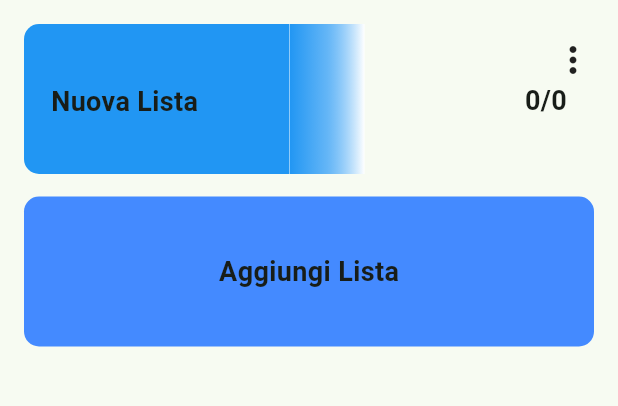
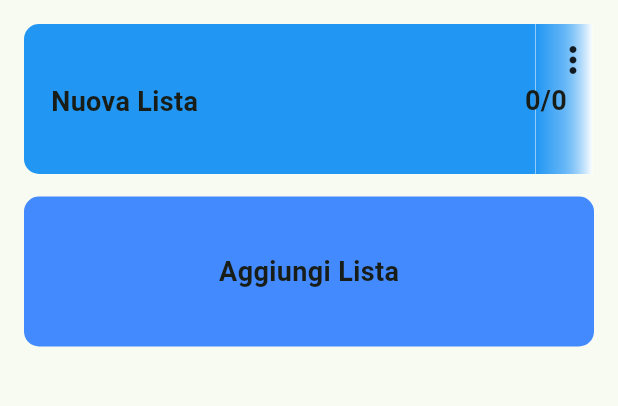
Before and after one commit to E-d-o/FoodPlan, a Flutter app: the screen it shows after launch, on a phone screen of 412 x 824 dp, the part 84-490 px from its top. Run offline on Flutter 3.47's test engine with Material 3 defaults, Android fonts, the phone set to English and light mode, and no system bars.

Commit message:
fixed gradient width and ink on threedots in mainlist

```diff
--- a/lib/components/custom_progress_indicator.dart
+++ b/lib/components/custom_progress_indicator.dart
@@ -1,4 +1,5 @@
 import 'package:flutter/material.dart';
+import 'package:foodplan/notifiers/main_list_manager.dart';
 import 'package:foodplan/notifiers/single_list_manager.dart';
 import 'package:foodplan/pages/single_list_page.dart';
 import 'package:provider/provider.dart';
@@ -9,18 +10,30 @@ class CustomProgressIndicator extends StatelessWidget {
     required this.borderRadius,
     required this.height,
     required this.manager,
+    required this.id,
   });
   final double borderRadius;
   final double height;
-  final double progress = 0.6;
-  final double blurWidth = 50;
+  final String id;
   final SingleListManager manager;
+  final double percentageBlurToNonBlur = 0.1;
 
   @override
   Widget build(BuildContext context) {
+    MainListManager mainManager = context.watch<MainListManager>();
+    print(mainManager.getListProgress(id));
+    double progress =
+        1; //problema di gestione della larghezza della progress bar, in totale deve fare progress, (Container+Gradient)=parent*progress
+
     return LayoutBuilder(
       builder: (context, constraints) {
         final double parentWidth = constraints.maxWidth;
+        double progressBarTotalWidth = progress * parentWidth;
+        double progressBarBlurWidth =
+            progressBarTotalWidth * percentageBlurToNonBlur;
+        double progressBarWidth =
+            progressBarTotalWidth * (1 - percentageBlurToNonBlur);
+
         return Stack(
           children: [
             Container(
@@ -33,7 +46,7 @@ class CustomProgressIndicator extends StatelessWidget {
 
             Container(
               height: height,
-              width: parentWidth * progress - blurWidth,
+              width: progressBarWidth,
               decoration: BoxDecoration(
                 color: Colors.blue,
                 borderRadius: BorderRadius.only(
@@ -42,29 +55,7 @@ class CustomProgressIndicator extends StatelessWidget {
                 ),
               ),
             ),
-            Positioned(
-              left: parentWidth * progress - blurWidth - 1,
-              child: ShaderMask(
-                shaderCallback: (bounds) {
-                  return LinearGradient(
-                    colors: [
-                      Colors.blue.withValues(alpha: 1),
-                      Colors.blue.withValues(alpha: 0.7),
-                      Colors.white,
-                    ],
-                    stops: [0.0, 0.5, 1],
-                    begin: Alignment.centerLeft,
-                    end: Alignment.centerRight,
-                  ).createShader(bounds);
-                },
-                blendMode: BlendMode.srcATop,
-                child: Container(
-                  width: blurWidth,
-                  height: height,
-                  color: Colors.white,
-                ),
-              ),
-            ),
+            blurProgress(progressBarWidth, progressBarBlurWidth),
             Material(
               color: Colors.transparent,
               child: InkResponse(
@@ -92,4 +83,46 @@ class CustomProgressIndicator extends StatelessWidget {
       },
     );
   }
+
+  Positioned blurProgress(
+    double progressBarWidth,
+    double progressBarBlurWidth,
+  ) {
+    return Positioned(
+      left: progressBarWidth - 1,
+      child: ShaderMask(
+        shaderCallback: (bounds) {
+          return LinearGradient(
+            colors: [
+              Colors.blue.withValues(alpha: 1),
+              Colors.blue.withValues(alpha: 0.7),
+              Colors.white,
+            ],
+            stops: [0.0, 0.5, 1],
+            begin: Alignment.centerLeft,
+            end: Alignment.centerRight,
+          ).createShader(bounds);
+        },
+        blendMode: BlendMode.srcATop,
+        child: Container(
+          width: progressBarBlurWidth,
+          height: height,
+          color: Colors.white,
+        ),
+      ),
+    );
+  }
+
+  double calculateProgressBarWidth(
+    double parentWidth,
+    double progress,
+    double blurWidthMultiplier,
+  ) {
+    double idealWidth = parentWidth * (progress - blurWidthMultiplier);
+    if (idealWidth <= 0) {
+      return 0.0;
+    } else {
+      return idealWidth;
+    }
+  }
 }
--- a/lib/components/mainlist.dart
+++ b/lib/components/mainlist.dart
@@ -54,6 +54,7 @@ class _MainListState extends State<MainList> {
             borderRadius: borderRadius,
             height: boxHeight,
             manager: singleListManager,
+            id: widget.id,
           ),
           Column(
             mainAxisAlignment: MainAxisAlignment.start,
@@ -87,8 +88,15 @@ class _MainListState extends State<MainList> {
     );
   }
 
-  InkWell listSetting(BuildContext context) {
-    return InkWell(
+  Material listSetting(BuildContext context) {
+    double inkBorderRadius = 5;
+    return Material(
+      color: Colors.transparent,
+      child: InkResponse(
+        splashColor: Colors.redAccent,
+        highlightShape: BoxShape.rectangle,
+        borderRadius: BorderRadius.circular(inkBorderRadius),
+        containedInkWell: true,
         onTap: () {
           final listManager = Provider.of<MainListManager>(
             context,
@@ -110,6 +118,7 @@ class _MainListState extends State<MainList> {
           );
         },
         child: Icon(Icons.more_vert, size: 28),
+      ),
     );
   }
 }
--- a/lib/myclasses/main_list_properties.dart
+++ /dev/null
@@ -1,36 +0,0 @@
-import 'package:foodplan/myclasses/main_list_property.dart';
-
-class MainListProperties {
-  MainListProperties({required this.title});
-
-  String title;
-
-  bool hasProperty(MainListProperty property) {
-    switch (property) {
-      case MainListProperty.title:
-        return true;
-      default:
-        return false;
-    }
-  }
-
-  void setProperty(MainListProperty property, dynamic value) {
-    switch (property) {
-      case MainListProperty.title:
-        if (value is String) {
-          title = value;
-        }
-      default:
-        throw ArgumentError("sbagliato set property");
-    }
-  }
-
-  dynamic getProperty(MainListProperty property) {
-    switch (property) {
-      case MainListProperty.title:
-        return title;
-      default:
-        throw ArgumentError("sbagliato get property");
-    }
-  }
-}
--- a/lib/myclasses/main_list_property.dart
+++ /dev/null
@@ -1 +0,0 @@
-enum MainListProperty { title, isEditable }
--- a/lib/notifiers/main_list_manager.dart
+++ b/lib/notifiers/main_list_manager.dart
@@ -1,8 +1,8 @@
 import 'package:flutter/material.dart';
 
 import 'package:foodplan/components/mainlist.dart';
-import 'package:foodplan/myclasses/main_list_properties.dart';
-import 'package:foodplan/myclasses/main_list_property.dart';
+import 'package:foodplan/properties/main_list_properties.dart';
+import 'package:foodplan/properties/main_list_property.dart';
 import 'package:uuid/uuid.dart';
 
 final uuid = Uuid();
@@ -13,6 +13,7 @@ class MainListManager with ChangeNotifier {
   String _selectedId = "";
   bool _isEditingList = false;
   String defaultTitle = "Nuova Lista";
+  double progressOfNewList = 0;
   final Map<String, MainListProperties> _mainListProperties = {};
 
   set selectedId(String myId) {
@@ -31,6 +32,7 @@ class MainListManager with ChangeNotifier {
     for (int i = 0; i < mainListPages.length; i++) {
       _mainListProperties[_mainListPages[i].id] = MainListProperties(
         title: defaultTitle,
+        progress: progressOfNewList,
       );
     }
   }
@@ -92,6 +94,10 @@ class MainListManager with ChangeNotifier {
     return _getProperty(listId, MainListProperty.title);
   }
 
+  double getListProgress(String listId) {
+    return _getProperty(listId, MainListProperty.progress);
+  }
+
   void _addNewTitle(String listId, String newTitle) {
     _setProperty(listId, MainListProperty.title, newTitle);
   }
@@ -101,7 +107,10 @@ class MainListManager with ChangeNotifier {
   }
 
   void _addProperties(String listId) {
-    _mainListProperties[listId] = MainListProperties(title: defaultTitle);
+    _mainListProperties[listId] = MainListProperties(
+      title: defaultTitle,
+      progress: progressOfNewList,
+    );
   }
 
   void addMainList() {
--- a/lib/notifiers/single_list_manager.dart
+++ b/lib/notifiers/single_list_manager.dart
@@ -1,7 +1,7 @@
 import 'package:flutter/widgets.dart';
 import 'package:foodplan/components/list_item.dart';
-import 'package:foodplan/myclasses/list_properties.dart';
-import 'package:foodplan/myclasses/list_property.dart';
+import 'package:foodplan/properties/list_properties.dart';
+import 'package:foodplan/properties/list_property.dart';
 import 'package:uuid/uuid.dart';
 
 final uuid = Uuid();
--- a/lib/myclasses/list_properties.dart
+++ b/lib/properties/list_properties.dart
@@ -1,4 +1,4 @@
-import 'package:foodplan/myclasses/list_property.dart';
+import 'package:foodplan/properties/list_property.dart';
 
 class ListProperties {
   ListProperties({required this.isChecked, required this.isAtHome});
--- /dev/null
+++ b/lib/properties/main_list_properties.dart
@@ -0,0 +1,42 @@
+import 'package:foodplan/properties/main_list_property.dart';
+
+class MainListProperties {
+  MainListProperties({required this.title, required this.progress});
+
+  String title;
+  //TODO: add progress of mainlist property (how many more obj left to take)
+  double progress;
+  bool hasProperty(MainListProperty property) {
+    return true; //add logic here if you want to check that you wrote all of the mainListProperties specified in the enum MainLIstProperty
+  }
+
+  void setProperty(MainListProperty property, dynamic value) {
+    switch (property) {
+      case MainListProperty.title:
+        if (value is String) {
+          title = value;
+        } else {
+          throw ArgumentError("title non e' una string");
+        }
+      case MainListProperty.progress:
+        if (value is double) {
+          progress = value;
+        } else {
+          throw ArgumentError("progress non e' un double");
+        }
+      default:
+        throw ArgumentError("sbagliato set property");
+    }
+  }
+
+  dynamic getProperty(MainListProperty property) {
+    switch (property) {
+      case MainListProperty.title:
+        return title;
+      case MainListProperty.progress:
+        return progress;
+      default:
+        throw ArgumentError("sbagliato get property");
+    }
+  }
+}
--- /dev/null
+++ b/lib/properties/main_list_property.dart
@@ -0,0 +1 @@
+enum MainListProperty { title, progress }
```
Also changed, not shown: lib/properties/list_property.dart (renamed from lib/myclasses/list_property.dart). Lines whose indentation alone changed are shown as unchanged.
